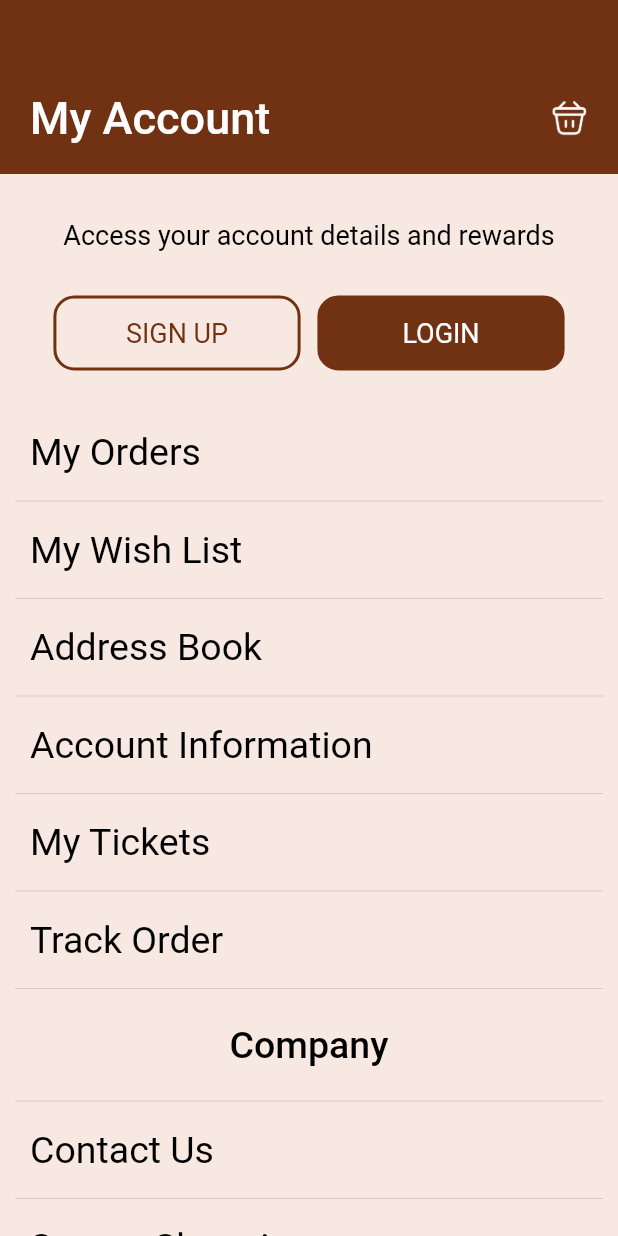
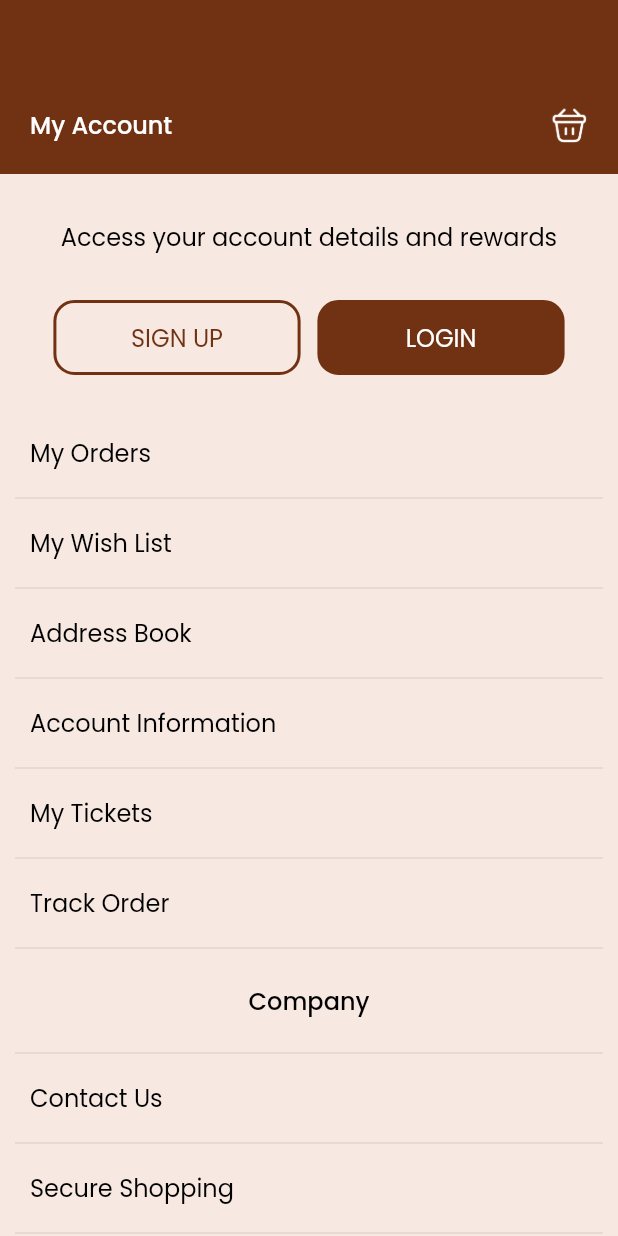
Before and after one commit to amaugarci/sololuxuryflutter, a Flutter app: the MyAccountMenuPage screen opened by its route, on a phone screen of 412 x 824 dp. Run offline on Flutter 3.47's test engine with Material 2 defaults, Android fonts, the phone set to English and light mode, and no system bars; our stand-ins replace awesome_dialog, cached_network_image, carousel_slider, connectivity_plus, datetime_picker_formfield, dio and 8 more; missing offline and left inert: connectivity_plus_web, dio_http_cache, livechatt, shared_preferences_web, wakelock_web; accounts and stored records are empty; network calls fail; project files that could hold a hidden picture were left out.

Commit message:
dev_commit

```diff
--- a/lib/app/app.dart
+++ b/lib/app/app.dart
@@ -30,7 +30,8 @@ class _SoloLuxuryAppState extends State<SoloLuxuryApp> {
         theme: ThemeData(
           backgroundColor: primaryWhite,
           scaffoldBackgroundColor: primaryWhite,
-          fontFamily: 'Roboto',
+          fontFamily: 'Poppins',
+          //fontFamily: 'Roboto',
           hintColor: regularGrey,
           iconTheme: const IconThemeData(
             color: regularGrey,
--- a/lib/app/screens/dashboard/dashboard_screen.dart
+++ b/lib/app/screens/dashboard/dashboard_screen.dart
@@ -7,6 +7,7 @@ import 'package:solo_luxury/app/screens/checkout_order/checkout_order_screen.dar
 import 'package:solo_luxury/app/screens/dashboard/dashboard_controller.dart';
 import 'package:solo_luxury/app/screens/home/home_screen.dart';
 import 'package:solo_luxury/app/screens/my_account/my_account_menu_screen.dart';
+import 'package:solo_luxury/app/screens/product_listing/product_list_screen.dart';
 import 'package:solo_luxury/app/screens/profile/profile_screen.dart';
 import 'package:solo_luxury/app/screens/search/search_screen.dart';
 import 'package:solo_luxury/app/screens/wishlist/wishlist_screen.dart';
--- a/lib/app/screens/my_account/my_account_menu_screen.dart
+++ b/lib/app/screens/my_account/my_account_menu_screen.dart
@@ -49,7 +49,7 @@ class MyAccountMenuPage extends GetView<MyAccountController> {
                           LanguageConstant.accessYourAccountDetailsText.tr,
                           style: TextStyle(
                               color: Colors.black,
-                              fontSize: 18,
+                              fontSize: 16.0,
                               fontWeight: FontWeight.w400),
                         ),
                         SizedBox(
@@ -75,7 +75,7 @@ class MyAccountMenuPage extends GetView<MyAccountController> {
                                     LanguageConstant.signUpText.tr,
                                     style: TextStyle(
                                         color: appColor,
-                                        fontSize: 18,
+                                        fontSize: 16.0,
                                         fontWeight: FontWeight.w400),
                                   ))),
                             ),
@@ -96,7 +96,7 @@ class MyAccountMenuPage extends GetView<MyAccountController> {
                                     LanguageConstant.loginText.tr,
                                     style: TextStyle(
                                         color: Colors.white,
-                                        fontSize: 18,
+                                        fontSize: 16.0,
                                         fontWeight: FontWeight.w400),
                                   ))),
                             ),
@@ -119,7 +119,7 @@ class MyAccountMenuPage extends GetView<MyAccountController> {
                           LanguageConstant.myOrdersText.tr,
                           style: TextStyle(
                               color: Colors.black,
-                              fontSize: 25,
+                              fontSize: 16.0,
                               fontWeight: FontWeight.w400),
                         ),
                       ),
@@ -135,7 +135,7 @@ class MyAccountMenuPage extends GetView<MyAccountController> {
                           LanguageConstant.myWishlistText.tr,
                           style: TextStyle(
                               color: Colors.black,
-                              fontSize: 25,
+                              fontSize: 16.0,
                               fontWeight: FontWeight.w400),
                         ),
                       ),
@@ -151,7 +151,7 @@ class MyAccountMenuPage extends GetView<MyAccountController> {
                           LanguageConstant.addressBookText.tr,
                           style: TextStyle(
                               color: Colors.black,
-                              fontSize: 25,
+                              fontSize: 16.0,
                               fontWeight: FontWeight.w400),
                         ),
                       ),
@@ -167,7 +167,7 @@ class MyAccountMenuPage extends GetView<MyAccountController> {
                           LanguageConstant.accountInformationText.tr,
                           style: TextStyle(
                               color: Colors.black,
-                              fontSize: 25,
+                              fontSize: 16.0,
                               fontWeight: FontWeight.w400),
                         ),
                       ),
@@ -183,7 +183,7 @@ class MyAccountMenuPage extends GetView<MyAccountController> {
                           LanguageConstant.myTicketsText.tr,
                           style: TextStyle(
                               color: Colors.black,
-                              fontSize: 25,
+                              fontSize: 16.0,
                               fontWeight: FontWeight.w400),
                         ),
                       ),
@@ -199,7 +199,7 @@ class MyAccountMenuPage extends GetView<MyAccountController> {
                           LanguageConstant.trackOrderText.tr,
                           style: TextStyle(
                               color: Colors.black,
-                              fontSize: 25,
+                              fontSize: 16.0,
                               fontWeight: FontWeight.w400),
                         ),
                       ),
@@ -212,7 +212,7 @@ class MyAccountMenuPage extends GetView<MyAccountController> {
                           LanguageConstant.companyMyAccountText.tr,
                           style: TextStyle(
                               color: Colors.black,
-                              fontSize: 25,
+                              fontSize: 16.0,
                               fontWeight: FontWeight.w500),
                         ),
                       ),
@@ -229,7 +229,7 @@ class MyAccountMenuPage extends GetView<MyAccountController> {
                           LanguageConstant.contactUsText.tr,
                           style: TextStyle(
                               color: Colors.black,
-                              fontSize: 25,
+                              fontSize: 16.0,
                               fontWeight: FontWeight.w400),
                         ),
                       ),
@@ -245,7 +245,7 @@ class MyAccountMenuPage extends GetView<MyAccountController> {
                           LanguageConstant.secureShoppingText.tr,
                           style: TextStyle(
                               color: Colors.black,
-                              fontSize: 25,
+                              fontSize: 16.0,
                               fontWeight: FontWeight.w400),
                         ),
                       ),
@@ -261,7 +261,7 @@ class MyAccountMenuPage extends GetView<MyAccountController> {
                           LanguageConstant.advancedSearchText.tr,
                           style: TextStyle(
                               color: Colors.black,
-                              fontSize: 25,
+                              fontSize: 16.0,
                               fontWeight: FontWeight.w400),
                         ),
                       ),
@@ -277,7 +277,7 @@ class MyAccountMenuPage extends GetView<MyAccountController> {
                           LanguageConstant.testimonialsText.tr,
                           style: TextStyle(
                               color: Colors.black,
-                              fontSize: 25,
+                              fontSize: 16.0,
                               fontWeight: FontWeight.w400),
                         ),
                       ),
@@ -290,7 +290,7 @@ class MyAccountMenuPage extends GetView<MyAccountController> {
                           LanguageConstant.socialMyAccountText.tr,
                           style: TextStyle(
                               color: Colors.black,
-                              fontSize: 25,
+                              fontSize: 16.0,
                               fontWeight: FontWeight.w500),
                         ),
                       ),
@@ -306,7 +306,7 @@ class MyAccountMenuPage extends GetView<MyAccountController> {
                           LanguageConstant.hopeText.tr,
                           style: TextStyle(
                               color: Colors.black,
-                              fontSize: 25,
+                              fontSize: 16.0,
                               fontWeight: FontWeight.w400),
                         ),
                       ),
@@ -322,7 +322,7 @@ class MyAccountMenuPage extends GetView<MyAccountController> {
                           LanguageConstant.affiliateProgramText.tr,
                           style: TextStyle(
                               color: Colors.black,
-                              fontSize: 25,
+                              fontSize: 16.0,
                               fontWeight: FontWeight.w400),
                         ),
                       ),
@@ -338,7 +338,7 @@ class MyAccountMenuPage extends GetView<MyAccountController> {
                           LanguageConstant.influencerRegistrationText.tr,
                           style: TextStyle(
                               color: Colors.black,
-                              fontSize: 25,
+                              fontSize: 16.0,
                               fontWeight: FontWeight.w400),
                         ),
                       ),
@@ -354,7 +354,7 @@ class MyAccountMenuPage extends GetView<MyAccountController> {
                           LanguageConstant.exchangeText.tr,
                           style: TextStyle(
                               color: Colors.black,
-                              fontSize: 25,
+                              fontSize: 16.0,
                               fontWeight: FontWeight.w400),
                         ),
                       ),
@@ -367,7 +367,7 @@ class MyAccountMenuPage extends GetView<MyAccountController> {
                           LanguageConstant.contactMyAccountText.tr,
                           style: TextStyle(
                               color: Colors.black,
-                              fontSize: 25,
+                              fontSize: 16.0,
                               fontWeight: FontWeight.w500),
                         ),
                       ),
@@ -383,7 +383,7 @@ class MyAccountMenuPage extends GetView<MyAccountController> {
                           LanguageConstant.privacyPolicyText.tr,
                           style: TextStyle(
                               color: Colors.black,
-                              fontSize: 25,
+                              fontSize: 16.0,
                               fontWeight: FontWeight.w400),
                         ),
                       ),
@@ -399,7 +399,7 @@ class MyAccountMenuPage extends GetView<MyAccountController> {
                           LanguageConstant.termsConditionsText.tr,
                           style: TextStyle(
                               color: Colors.black,
-                              fontSize: 25,
+                              fontSize: 16.0,
                               fontWeight: FontWeight.w400),
                         ),
                       ),
@@ -415,7 +415,7 @@ class MyAccountMenuPage extends GetView<MyAccountController> {
                           LanguageConstant.shippingText.tr,
                           style: TextStyle(
                               color: Colors.black,
-                              fontSize: 25,
+                              fontSize: 16.0,
                               fontWeight: FontWeight.w400),
                         ),
                       ),
@@ -428,7 +428,7 @@ class MyAccountMenuPage extends GetView<MyAccountController> {
                           LanguageConstant.aboutText.tr,
                           style: TextStyle(
                               color: Colors.black,
-                              fontSize: 25,
+                              fontSize: 16.0,
                               fontWeight: FontWeight.w500),
                         ),
                       ),
@@ -444,7 +444,7 @@ class MyAccountMenuPage extends GetView<MyAccountController> {
                           LanguageConstant.aboutUsMyAccountText.tr,
                           style: TextStyle(
                               color: Colors.black,
-                              fontSize: 25,
+                              fontSize: 16.0,
                               fontWeight: FontWeight.w400),
                         ),
                       ),
@@ -460,7 +460,7 @@ class MyAccountMenuPage extends GetView<MyAccountController> {
                           LanguageConstant.referFriendMyAccountText.tr,
                           style: TextStyle(
                               color: Colors.black,
-                              fontSize: 25,
+                              fontSize: 16.0,
                               fontWeight: FontWeight.w400),
                         ),
                       ),
@@ -476,7 +476,7 @@ class MyAccountMenuPage extends GetView<MyAccountController> {
                           LanguageConstant.returnsText.tr,
                           style: TextStyle(
                               color: Colors.black,
-                              fontSize: 25,
+                              fontSize: 16.0,
                               fontWeight: FontWeight.w400),
                         ),
                       ),
@@ -492,7 +492,7 @@ class MyAccountMenuPage extends GetView<MyAccountController> {
                           LanguageConstant.faqMyAccountText.tr,
                           style: TextStyle(
                               color: Colors.black,
-                              fontSize: 25,
+                              fontSize: 16.0,
                               fontWeight: FontWeight.w400),
                         ),
                       ),
@@ -508,7 +508,7 @@ class MyAccountMenuPage extends GetView<MyAccountController> {
                           LanguageConstant.liveChatText.tr,
                           style: TextStyle(
                               color: Colors.black,
-                              fontSize: 25,
+                              fontSize: 16.0,
                               fontWeight: FontWeight.w400),
                         ),
                       ),
@@ -532,7 +532,7 @@ class MyAccountMenuPage extends GetView<MyAccountController> {
               LanguageConstant.myAccountText.tr,
               style: TextStyle(
                   color: Colors.white,
-                  fontSize: 30,
+                  fontSize: 16.0,
                   fontWeight: FontWeight.w500),
             ),
             Image.asset(
--- a/lib/utils/app_pages.dart
+++ b/lib/utils/app_pages.dart
@@ -94,7 +94,7 @@ class AppPages {
     ),
     GetPage(
       name: RoutesConstants.productsScreen,
-      page: () => const SearchScreen(),
+      page: () => const ProductListScreen(),
       binding: ProductListBinding(),
     ),
     GetPage(
```
Also changed, not shown: 1 other file.
